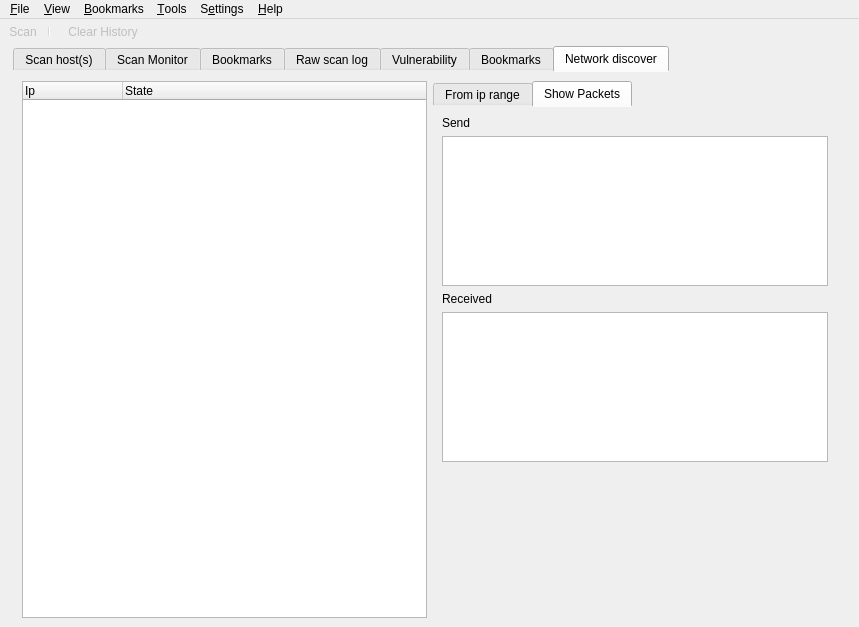
Above: src/app/mainwindow.ui from nmapsi4/nmapsi4 before the change. Below: the same form after it.
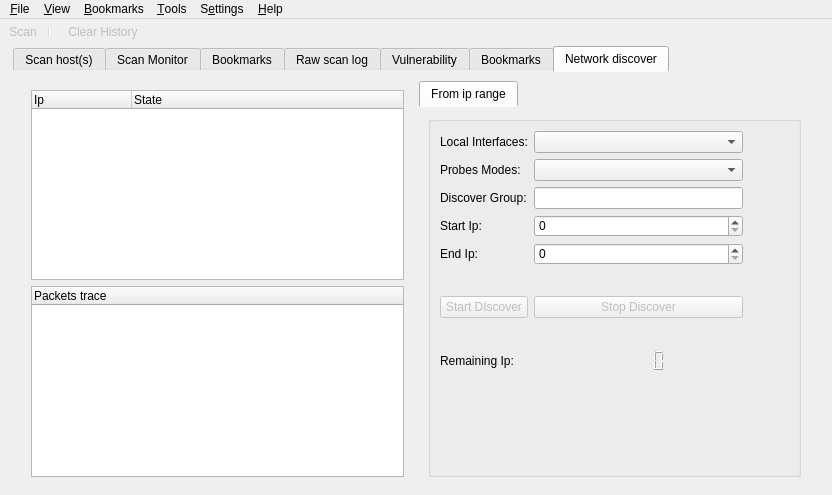
That is the form after the change. The open tabs and pages were chosen to show the change. Icons and pictures are not drawn.

Commit message: insert discover packets trace.

What changed in the file:
```diff
--- a/src/app/mainwindow.ui
+++ b/src/app/mainwindow.ui
@@ -10,8 +10,8 @@
    <rect>
     <x>0</x>
     <y>0</y>
-    <width>859</width>
-    <height>627</height>
+    <width>832</width>
+    <height>495</height>
    </rect>
   </property>
   <property name="sizePolicy">
@@ -1353,10 +1353,17 @@
        <attribute name="title">
         <string>Network discover</string>
        </attribute>
+       <layout class="QHBoxLayout" name="horizontalLayout_8">
+        <item>
+         <widget class="QFrame" name="frameDiscoverTree">
+          <property name="frameShape">
+           <enum>QFrame::NoFrame</enum>
+          </property>
+          <property name="frameShadow">
+           <enum>QFrame::Raised</enum>
+          </property>
        <layout class="QVBoxLayout" name="verticalLayout_9">
         <item>
-         <layout class="QHBoxLayout" name="horizontalLayout_12">
-          <item>
            <widget class="QTreeWidget" name="treeDiscover">
             <property name="alternatingRowColors">
              <bool>true</bool>
@@ -1377,6 +1384,24 @@
            </widget>
           </item>
           <item>
+            <widget class="QTreeWidget" name="treeTracePackets">
+             <property name="alternatingRowColors">
+              <bool>true</bool>
+             </property>
+             <property name="rootIsDecorated">
+              <bool>false</bool>
+             </property>
+             <column>
+              <property name="text">
+               <string>Packets trace</string>
+              </property>
+             </column>
+            </widget>
+           </item>
+          </layout>
+         </widget>
+        </item>
+        <item>
            <widget class="QTabWidget" name="tabRightDiscover">
             <property name="currentIndex">
              <number>0</number>
@@ -1608,79 +1633,7 @@
               </item>
              </layout>
             </widget>
-            <widget class="QWidget" name="showPacket">
-             <attribute name="icon">
-              <iconset resource="../../mainwin.qrc">
-               <normaloff>:/images/images/messagebox_info.png</normaloff>:/images/images/messagebox_info.png</iconset>
-             </attribute>
-             <attribute name="title">
-              <string>Show Packets</string>
-             </attribute>
-             <layout class="QVBoxLayout" name="verticalLayout_10">
-              <item>
-               <widget class="QLabel" name="label_14">
-                <property name="text">
-                 <string>Send</string>
-                </property>
-               </widget>
-              </item>
-              <item>
-               <widget class="QTextEdit" name="textDiscoverSend">
-                <property name="sizePolicy">
-                 <sizepolicy hsizetype="Expanding" vsizetype="Expanding">
-                  <horstretch>0</horstretch>
-                  <verstretch>0</verstretch>
-                 </sizepolicy>
-                </property>
-                <property name="maximumSize">
-                 <size>
-                  <width>16777215</width>
-                  <height>150</height>
-                 </size>
-                </property>
-               </widget>
-              </item>
-              <item>
-               <widget class="QLabel" name="label_15">
-                <property name="text">
-                 <string>Received</string>
-                </property>
-               </widget>
-              </item>
-              <item>
-               <widget class="QTextEdit" name="textDiscoverRec">
-                <property name="sizePolicy">
-                 <sizepolicy hsizetype="Expanding" vsizetype="Expanding">
-                  <horstretch>0</horstretch>
-                  <verstretch>0</verstretch>
-                 </sizepolicy>
-                </property>
-                <property name="maximumSize">
-                 <size>
-                  <width>16777215</width>
-                  <height>150</height>
-                 </size>
-                </property>
-               </widget>
-              </item>
-              <item>
-               <spacer name="verticalSpacer">
-                <property name="orientation">
-                 <enum>Qt::Vertical</enum>
-                </property>
-                <property name="sizeHint" stdset="0">
-                 <size>
-                  <width>20</width>
-                  <height>40</height>
-                 </size>
-                </property>
-               </spacer>
-              </item>
-             </layout>
-            </widget>
-           </widget>
-          </item>
-         </layout>
+         </widget>
         </item>
        </layout>
       </widget>
@@ -1693,8 +1646,8 @@
     <rect>
      <x>0</x>
      <y>0</y>
-     <width>859</width>
-     <height>20</height>
+     <width>832</width>
+     <height>19</height>
     </rect>
    </property>
    <widget class="QMenu" name="menu_File">
```
Lines whose indentation alone changed are shown as unchanged. The commit also changes 7 other files.
